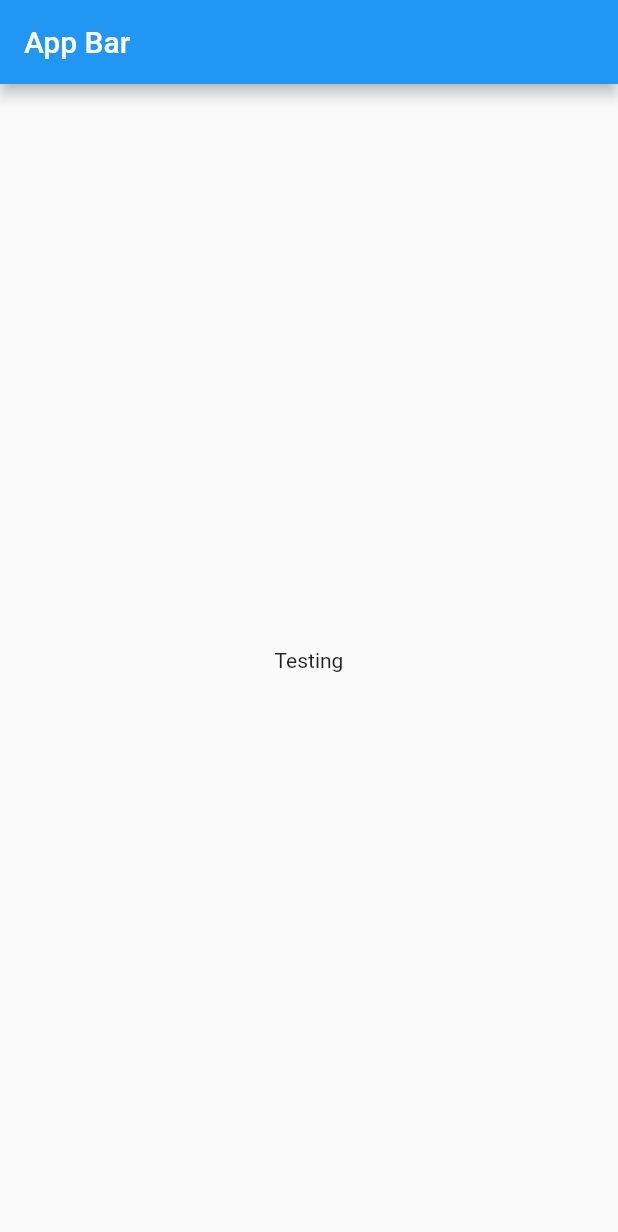
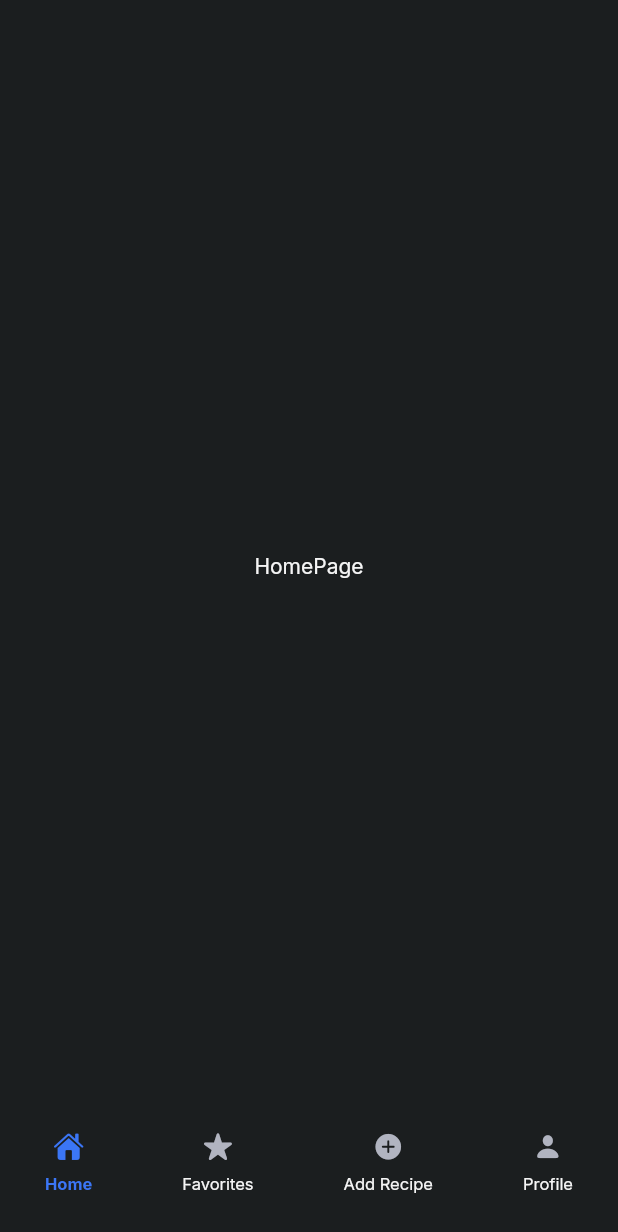
Before and after one commit to JaeMak23/jaesysz_recipe_app, a Flutter app: the screen it shows after launch, on a phone screen of 412 x 824 dp. Shown: the top 1232 px of the screen. Run offline on Flutter 3.47's test engine with Material 2 defaults, Android fonts, the phone set to English and light mode, and no system bars; our stand-ins replace google_fonts.

Commit message:
Added themes & BottomNavigationBar

```diff
--- a/lib/main.dart
+++ b/lib/main.dart
@@ -1,4 +1,7 @@
 import 'package:flutter/material.dart';
+import 'package:jaesysz_recipe_app/screens/screens.dart';
+import 'package:jaesysz_recipe_app/theme.dart';
+//import 'package:jaesysz_recipe_app/theme.dart';
 
 void main() {
   runApp(const MyApp());
@@ -7,17 +10,19 @@ void main() {
 class MyApp extends StatelessWidget {
   const MyApp({Key? key}) : super(key: key);
 
-  // This widget is the root of your application.
-  @override
+    @override
   Widget build(BuildContext context) {
     return MaterialApp(
       title: 'Jaesyz Recipe App',
-      home: Scaffold(
-        appBar: AppBar(
-          title:const Text('App Bar'),
-        ),
-        body:const Center(child: Text('Testing'),)
-      ),
+      // Theme 1
+      theme: AppTheme.light(),
+      darkTheme: AppTheme.dark(),
+      // Theme by Me
+      // theme: AppThemeNew.lightTheme(),
+      // darkTheme: AppThemeNew.darkTheme(),
+      themeMode: ThemeMode.dark,
+      home:  HomeScreen(),
+      //debugShowCheckedModeBanner: false,
     );
   }
 }
--- /dev/null
+++ b/lib/pages/home_page.dart
@@ -0,0 +1,17 @@
+import 'package:flutter/material.dart';
+
+class HomePage extends StatefulWidget {
+  const HomePage({Key? key}) : super(key: key);
+
+  @override
+  _HomePageState createState() => _HomePageState();
+}
+
+class _HomePageState extends State<HomePage> {
+  @override
+  Widget build(BuildContext context) {
+    return const Center(
+      child: Text('HomePage'),
+    );
+  }
+}
--- /dev/null
+++ b/lib/pages/pages.dart
@@ -0,0 +1,4 @@
+export 'home_page.dart';
+export 'add_recipe_page.dart';
+export 'favorites_page.dart';
+export 'profile_page.dart';
--- /dev/null
+++ b/lib/screens/home_screen.dart
@@ -0,0 +1,144 @@
+import 'package:flutter/cupertino.dart';
+import 'package:flutter/material.dart';
+import 'package:jaesysz_recipe_app/pages/pages.dart';
+import 'package:jaesysz_recipe_app/theme.dart';
+
+class HomeScreen extends StatelessWidget {
+  HomeScreen({Key? key}) : super(key: key);
+
+  final ValueNotifier<int> pageIndex = ValueNotifier(0);
+  final pages = const [
+    HomePage(),
+    FavoritesPage(),
+    AddRecipePage(),
+    ProfilePage(),
+  ];
+
+  @override
+  Widget build(BuildContext context) {
+    return Scaffold(
+      body: ValueListenableBuilder(
+        valueListenable: pageIndex,
+        builder: (BuildContext context, int value, _) {
+          return pages[value];
+        },
+      ),
+      bottomNavigationBar: _BottomNavigationBar(
+        onItemSelected: (index) {
+          pageIndex.value = index;
+        },
+      ),
+    );
+  }
+}
+
+class _NavigationBarItem extends StatelessWidget {
+  const _NavigationBarItem({
+    Key? key,
+    required this.index,
+    required this.label,
+    required this.icon,
+    this.isSelected = false,
+    required this.onTap,
+  }) : super(key: key);
+
+  final ValueChanged<int> onTap;
+
+  final int index;
+  final String label;
+  final IconData icon;
+  final bool isSelected;
+
+  @override
+  Widget build(BuildContext context) {
+    return GestureDetector(
+      behavior: HitTestBehavior.opaque,
+      onTap: () {
+        onTap(index);
+      },
+      child: SizedBox(
+        height: 70.0,
+        child: Column(
+          mainAxisSize: MainAxisSize.min,
+          children: [
+            Icon(
+              icon,
+              size: 20,
+              color: isSelected ? AppColors.secondary : null,
+            ),
+            const SizedBox(height: 8),
+            Text(
+              label,
+              style: isSelected
+                  ? const TextStyle(
+                      fontSize: 11,
+                      fontWeight: FontWeight.bold,
+                      color: AppColors.secondary,
+                    )
+                  : const TextStyle(fontSize: 11),
+            ),
+          ],
+        ),
+      ),
+    );
+  }
+}
+
+class _BottomNavigationBar extends StatefulWidget {
+  const _BottomNavigationBar({Key? key, required this.onItemSelected})
+      : super(key: key);
+
+  final ValueChanged<int> onItemSelected;
+
+  @override
+  State<_BottomNavigationBar> createState() => _BottomNavigationBarState();
+}
+
+class _BottomNavigationBarState extends State<_BottomNavigationBar> {
+  var selectedIndex = 0;
+
+  void handleItemSelected(int index) {
+    setState(() {
+      selectedIndex = index;
+    });
+    widget.onItemSelected(index);
+  }
+
+  @override
+  Widget build(BuildContext context) {
+    return SafeArea(
+      top: false,
+      bottom: true,
+      child: Row(mainAxisAlignment: MainAxisAlignment.spaceAround, children: [
+        _NavigationBarItem(
+          index: 0,
+          label: 'Home',
+          icon: CupertinoIcons.house_fill,
+          isSelected: (selectedIndex == 0),
+          onTap: handleItemSelected,
+        ),
+        _NavigationBarItem(
+          index: 1,
+          label: 'Favorites',
+          icon: CupertinoIcons.star_fill,
+          isSelected: (selectedIndex == 1),
+          onTap: handleItemSelected,
+        ),
+        _NavigationBarItem(
+          index: 2,
+          label: 'Add Recipe',
+          icon: CupertinoIcons.add_circled_solid,
+          isSelected: (selectedIndex == 2),
+          onTap: handleItemSelected,
+        ),
+        _NavigationBarItem(
+          index: 3,
+          label: 'Profile',
+          icon: CupertinoIcons.person_fill,
+          isSelected: (selectedIndex == 3),
+          onTap: handleItemSelected,
+        ),
+      ]),
+    );
+  }
+}
--- /dev/null
+++ b/lib/screens/screens.dart
@@ -0,0 +1 @@
+export 'home_screen.dart';
--- a/lib/theme.dart
+++ b/lib/theme.dart
@@ -1,7 +1,7 @@
 import 'package:flutter/material.dart';
 import 'package:google_fonts/google_fonts.dart';
 
-abstract class AppColors{
+abstract class AppColors {
   static const secondary = Color(0xFF3B76F6);
   static const accent = Color(0xFFD6755B);
   static const textDark = Color(0xFF53585A);
@@ -30,12 +30,13 @@ abstract class AppTheme {
   static final visualDensity = VisualDensity.adaptivePlatformDensity;
 
   /// Light theme and its settings.
-  static ThemeData light(ThemeData theme) => ThemeData(
+  static ThemeData light() => ThemeData(
         brightness: Brightness.light,
-        accentColor: accentColor,
+        // accentColor: accentColor,
+        //colorScheme: ColorScheme.fromSwatch().copyWith(secondary: accentColor),
         visualDensity: visualDensity,
-        textTheme: GoogleFonts.mulishTextTheme(theme.textTheme)
-            .apply(bodyColor: AppColors.textDark),
+        textTheme:
+            GoogleFonts.mulishTextTheme().apply(bodyColor: AppColors.textDark),
         backgroundColor: _LightColors.background,
         scaffoldBackgroundColor: _LightColors.background,
         cardColor: _LightColors.card,
@@ -43,15 +44,18 @@ abstract class AppTheme {
           headline6: TextStyle(color: AppColors.textDark),
         ),
         iconTheme: const IconThemeData(color: AppColors.iconDark),
-      );
+      ).copyWith(
+          colorScheme:
+              ColorScheme.fromSwatch().copyWith(secondary: accentColor));
 
   /// Dark theme and its settings.
-  static ThemeData dark(ThemeData theme) => ThemeData(
+  static ThemeData dark() => ThemeData(
         brightness: Brightness.dark,
-        accentColor: accentColor,
+        //accentColor: accentColor,
+        //colorScheme: ColorScheme.fromSwatch().copyWith(secondary: accentColor),
         visualDensity: visualDensity,
-        textTheme: GoogleFonts.interTextTheme(theme.textTheme)
-            .apply(bodyColor: AppColors.textLigth),
+        textTheme:
+            GoogleFonts.interTextTheme().apply(bodyColor: AppColors.textLigth),
         backgroundColor: _DarkColors.background,
         scaffoldBackgroundColor: _DarkColors.background,
         cardColor: _DarkColors.card,
@@ -59,5 +63,25 @@ abstract class AppTheme {
           headline6: TextStyle(color: AppColors.textLigth),
         ),
         iconTheme: const IconThemeData(color: AppColors.iconLight),
-      );
+      ).copyWith(
+          colorScheme:
+              ColorScheme.fromSwatch().copyWith(secondary: accentColor));
 }
+
+abstract class AppThemeNew {
+  static ThemeData darkTheme() {
+    return ThemeData(
+      brightness: Brightness.dark,
+      primarySwatch: Colors.amber,
+      primaryColor: Colors.white70,
+    );
+  }
+
+  static ThemeData lightTheme() {
+    return ThemeData(
+      brightness: Brightness.light,
+      primarySwatch: Colors.amber,
+      primaryColor: Colors.white10,
+    );
+  }
+}
```
Also changed, not shown: lib/pages/add_recipe_page.dart (added, +17 -0 lines), lib/pages/favorites_page.dart (added, +17 -0 lines), lib/pages/profile_page.dart (added, +17 -0 lines).
